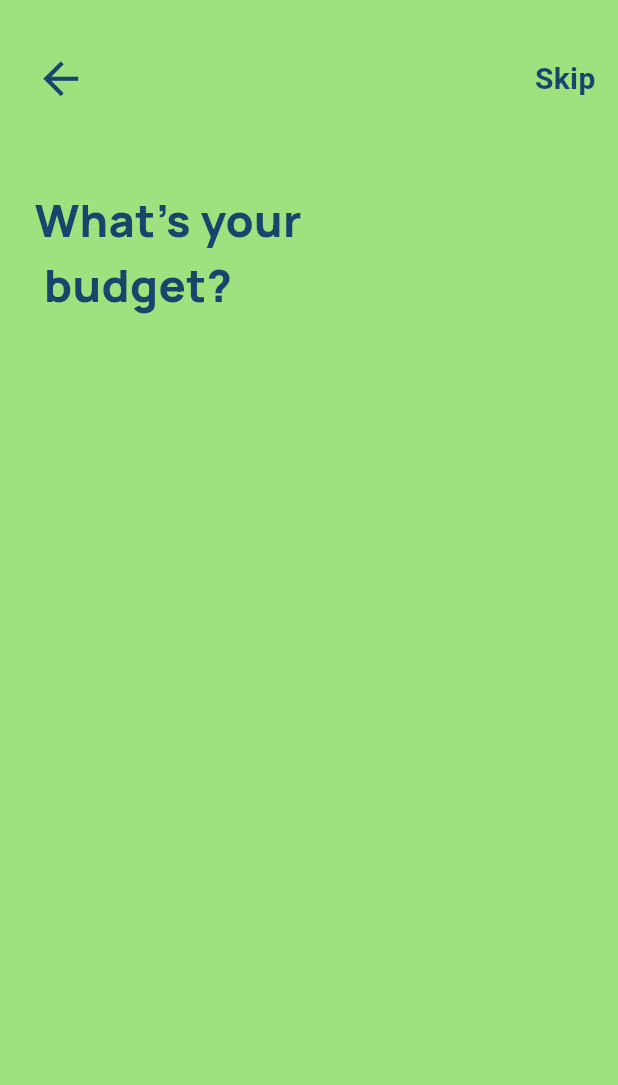
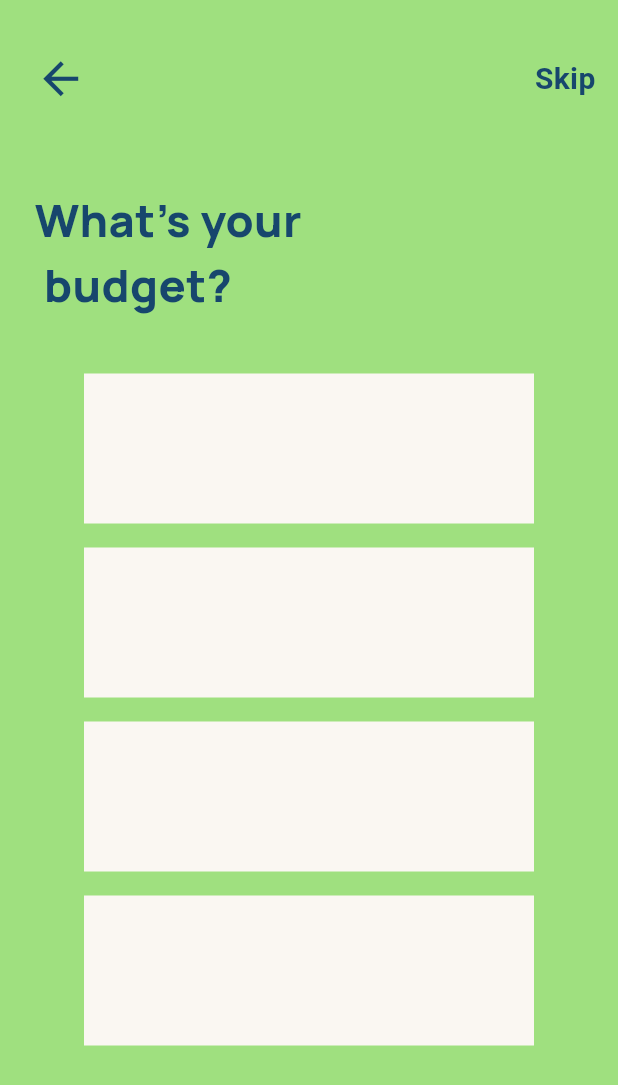
Before and after one commit to swarnaliiiiii/lokus, a Flutter app: the screen it shows after launch, on a phone screen of 412 x 824 dp. Shown: the top 1085 px of the screen. Run offline on Flutter 3.47's test engine with Material 3 defaults, Android fonts, the phone set to English and light mode, and no system bars; our stand-ins replace flutter_screenutil, google_fonts.

Commit message:
feat: integrate ScreenUtil for responsive design and enhance Keywords screen layout

```diff
--- a/lib/app.dart
+++ b/lib/app.dart
@@ -1,14 +1,25 @@
 import 'package:flutter/material.dart';
 
 import 'package:lokus/screens/splash/splashscreen.dart';
+import 'package:flutter_screenutil/flutter_screenutil.dart';
+
 
 class MyApp extends StatelessWidget {
   const MyApp({Key? key}) : super(key: key);
 
   @override
   Widget build(BuildContext context) {
-    return MaterialApp(
-      home: SplashScreen(),
+
+    return ScreenUtilInit(
+      designSize: const Size(375, 812),
+      minTextAdapt: true,
+      splitScreenMode: true,
+      builder: (context, child) {
+        return MaterialApp(
+          debugShowCheckedModeBanner: false,
+          home: const SplashScreen(),
+        );
+      },
     );
   }
 }
--- a/lib/screens/splash/keywords/keywordscreen.dart
+++ b/lib/screens/splash/keywords/keywordscreen.dart
@@ -42,6 +42,39 @@ class _KeywordscreenState extends State<Keywordscreen> {
                 ),
               ),
             ),
+            const SizedBox(height: 30),
+            Padding(
+              padding: const EdgeInsets.all(8.0),
+              child: Container(
+                height: 100,
+                width: 300,
+                color: AppColors.page2Color,
+              ),
+            ),
+            Padding(
+              padding: const EdgeInsets.all(8.0),
+              child: Container(
+                height: 100,
+                width: 300,
+                color: AppColors.page2Color,
+              ),
+            ),
+            Padding(
+              padding: const EdgeInsets.all(8.0),
+              child: Container(
+                height: 100,
+                width: 300,
+                color: AppColors.page2Color,
+              ),
+            ),
+            Padding(
+              padding: const EdgeInsets.all(8.0),
+              child: Container(
+                height: 100,
+                width: 300,
+                color: AppColors.page2Color,
+              ),
+            ),
           ],
         ));
   }
--- a/pubspec.yaml
+++ b/pubspec.yaml
@@ -35,6 +35,7 @@ dependencies:
   # Use with the CupertinoIcons class for iOS style icons.
   cupertino_icons: ^1.0.8
   google_fonts: ^6.2.1
+  flutter_screenutil: ^5.9.3
 
 dev_dependencies:
   flutter_test:
```
Also changed, not shown: pubspec.lock.
